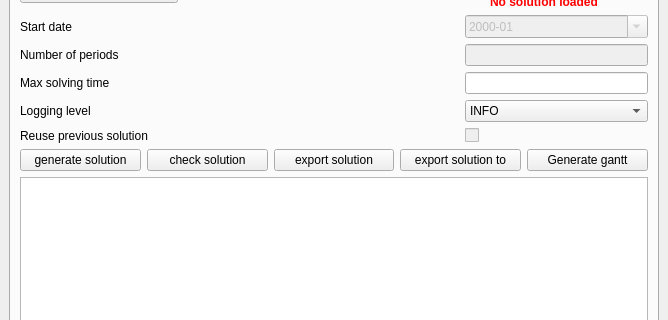
Qt form python/desktop_app/gui.ui (pchtsp/optima) before a commit; both pictures show x 0 to 668 and y 88 to 408 of the 668 by 559 pixel window.
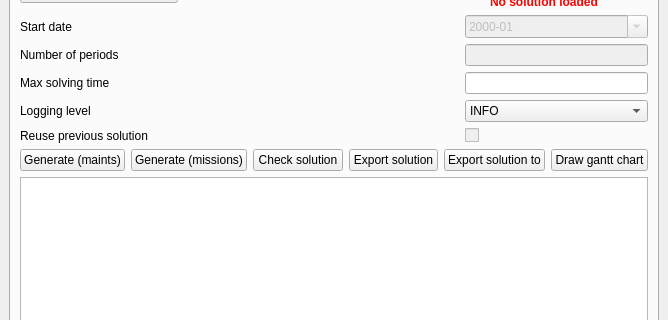
The same form after that commit.

Commit message: missions in Dassault: new model, adapted gui and maints heuristic, and default params.

The edit to the form file:
```diff
--- a/python/desktop_app/gui.ui
+++ b/python/desktop_app/gui.ui
@@ -224,24 +224,31 @@
             <item>
              <widget class="QPushButton" name="generateSolution">
               <property name="text">
-               <string>generate solution</string>
+               <string>Generate (maints)</string>
               </property>
               <property name="default">
                <bool>false</bool>
               </property>
              </widget>
             </item>
+            <item>
+             <widget class="QPushButton" name="generateSolution_missions">
+              <property name="text">
+               <string>Generate (missions)</string>
+              </property>
+             </widget>
+            </item>
             <item>
              <widget class="QPushButton" name="checkSolution">
               <property name="text">
-               <string>check solution</string>
+               <string>Check solution</string>
               </property>
              </widget>
             </item>
             <item>
              <widget class="QPushButton" name="exportSolution">
               <property name="text">
-               <string>export solution</string>
+               <string>Export solution</string>
               </property>
               <property name="default">
                <bool>false</bool>
@@ -251,7 +258,7 @@
             <item>
              <widget class="QPushButton" name="exportSolution_to">
               <property name="text">
-               <string>export solution to</string>
+               <string>Export solution to</string>
               </property>
               <property name="default">
                <bool>false</bool>
@@ -261,7 +268,7 @@
             <item>
              <widget class="QPushButton" name="generateGantt">
               <property name="text">
-               <string>Generate gantt</string>
+               <string>Draw gantt chart</string>
               </property>
              </widget>
             </item>
```
The commit also changes 5 other files.
